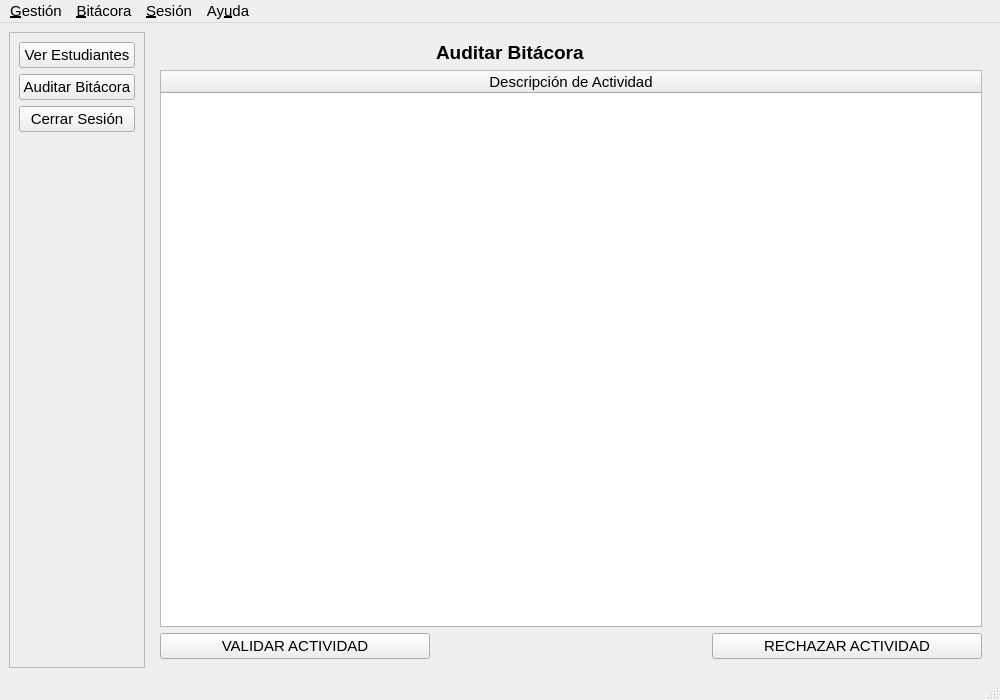
Qt form src/views/ui/main_window_tutor_academico.ui (LeonardoByte/ucuenca-practicas-preprofesionales-py) before a commit.
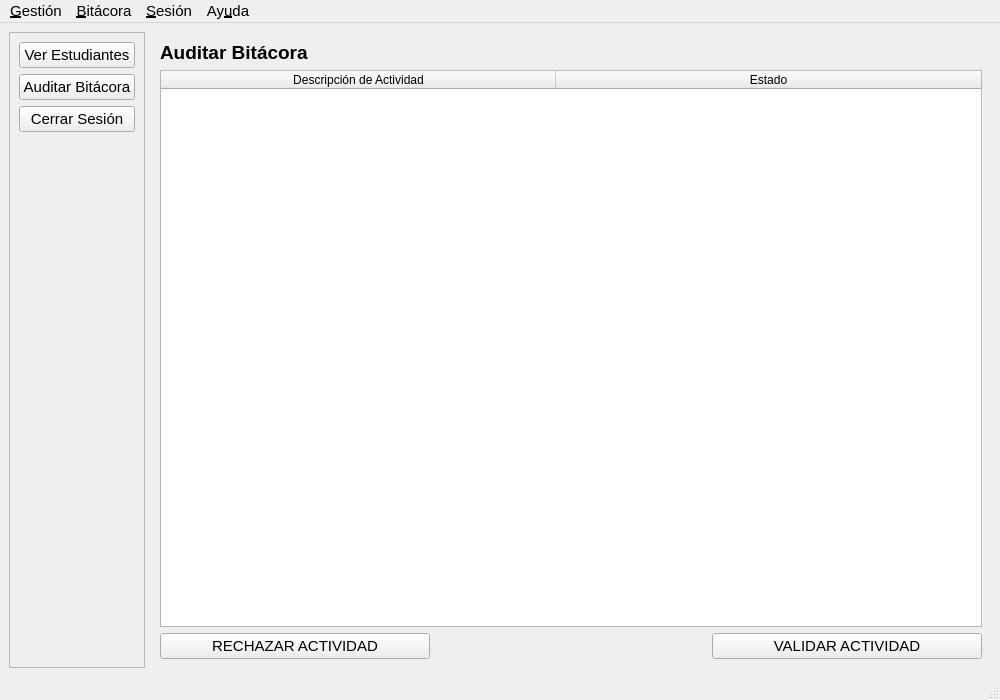
The same form after that commit. The open tabs and pages were chosen to show the change.

Diff of the .ui file:
```diff
--- a/src/views/ui/main_window_tutor_academico.ui
+++ b/src/views/ui/main_window_tutor_academico.ui
@@ -172,21 +172,6 @@
       </widget>
       <widget class="QWidget" name="page_2">
        <layout class="QGridLayout" name="gridLayout_2">
-        <item row="0" column="1">
-         <widget class="QLabel" name="label_3">
-          <property name="font">
-           <font>
-            <family>Segoe UI</family>
-            <pointsize>14</pointsize>
-            <weight>75</weight>
-            <bold>true</bold>
-           </font>
-          </property>
-          <property name="text">
-           <string>Auditar Bitácora</string>
-          </property>
-         </widget>
-        </item>
         <item row="1" column="0" colspan="3">
          <widget class="QTableWidget" name="tblBitacoraAuditoria">
           <property name="editTriggers">
@@ -198,6 +183,9 @@
           <property name="selectionBehavior">
            <enum>QAbstractItemView::SelectRows</enum>
           </property>
+          <attribute name="horizontalHeaderDefaultSectionSize">
+           <number>395</number>
+          </attribute>
           <attribute name="horizontalHeaderStretchLastSection">
            <bool>true</bool>
           </attribute>
@@ -206,22 +194,42 @@
             <string>Descripción de Actividad</string>
            </property>
           </column>
+          <column>
+           <property name="text">
+            <string>Estado</string>
+           </property>
+          </column>
          </widget>
         </item>
         <item row="2" column="0">
-         <widget class="QPushButton" name="btnValidarActividad">
-          <property name="text">
-           <string>VALIDAR ACTIVIDAD</string>
-          </property>
-         </widget>
-        </item>
-        <item row="2" column="2">
          <widget class="QPushButton" name="btnRechazarActividad">
           <property name="text">
            <string>RECHAZAR ACTIVIDAD</string>
           </property>
          </widget>
         </item>
+        <item row="2" column="2">
+         <widget class="QPushButton" name="btnValidarActividad">
+          <property name="text">
+           <string>VALIDAR ACTIVIDAD</string>
+          </property>
+         </widget>
+        </item>
+        <item row="0" column="0" colspan="3">
+         <widget class="QLabel" name="label_3">
+          <property name="font">
+           <font>
+            <family>Segoe UI</family>
+            <pointsize>14</pointsize>
+            <weight>75</weight>
+            <bold>true</bold>
+           </font>
+          </property>
+          <property name="text">
+           <string>Auditar Bitácora</string>
+          </property>
+         </widget>
+        </item>
        </layout>
       </widget>
      </widget>
```
Left out of the diff: 6 changed lines with no effect on the pictures.
